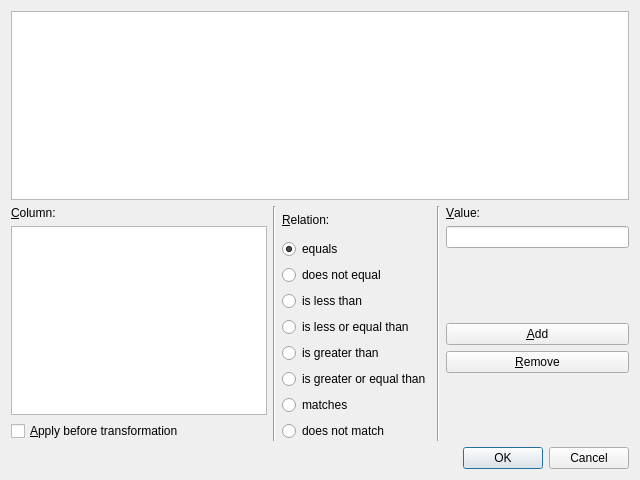
This is coquery/gui/ui/addFilter.ui in gkunter/coquery as Qt 5 draws it before an edit. The edited form follows.
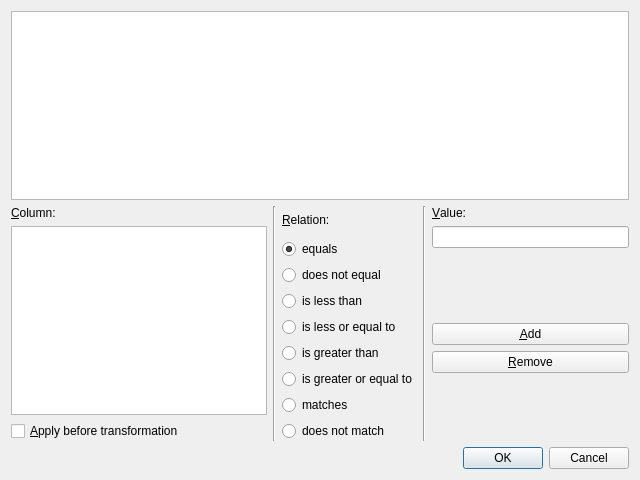
This is the edited form.

```diff
--- a/coquery/gui/ui/addFilter.ui
+++ b/coquery/gui/ui/addFilter.ui
@@ -121,7 +121,7 @@
           <item>
            <widget class="QRadioButton" name="radio_OP_LE">
             <property name="text">
-             <string>is less or equal than</string>
+             <string>is less or equal to</string>
             </property>
            </widget>
           </item>
@@ -135,7 +135,7 @@
           <item>
            <widget class="QRadioButton" name="radio_OP_GE">
             <property name="text">
-             <string>is greater or equal than</string>
+             <string>is greater or equal to</string>
             </property>
            </widget>
           </item>
```
Left out of the diff: 11 changed lines with no effect on the pictures.
